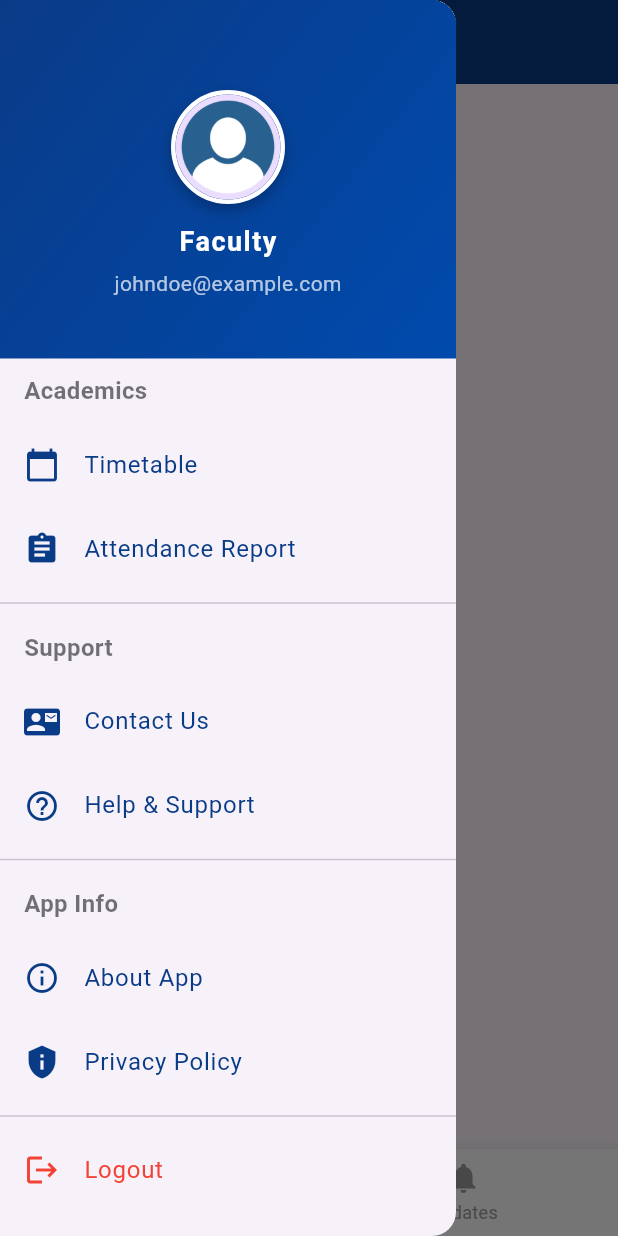
After one commit to VAHORASAUBAN/UNICON-2.0, a Flutter app: the FacultyDashboardScreen screen opened directly, with the side drawer open, on a phone screen of 412 x 824 dp. The commit adds this screen. Run offline on Flutter 3.47's test engine with Material 3 defaults, Android fonts, the phone set to English and light mode, and no system bars; missing offline and left inert: mobile_scanner.

Commit message:
faculty nav and side menu

```diff
--- a/unicon/lib/features/screens/Faculty/dashboard/faculty_dashboard_screen.dart
+++ b/unicon/lib/features/screens/Faculty/dashboard/faculty_dashboard_screen.dart
@@ -1,3 +1,4 @@
+/*
 import 'package:flutter/material.dart';
 
 class FacultyDashboardScreen extends StatelessWidget {
@@ -30,3 +31,78 @@ class FacultyDashboardScreen extends StatelessWidget {
     );
   }
 }
+*/
+import 'package:flutter/material.dart';
+import 'package:unicon/features/screens/Faculty/faculty_sidemenu.dart';
+import '../../../../shared/widgets/faculty_navbar.dart';
+
+class FacultyDashboardScreen extends StatefulWidget {
+  final String userName;
+
+  const FacultyDashboardScreen({Key? key, required this.userName}) : super(key: key);
+
+  @override
+  _FacultyDashboardScreenState createState() => _FacultyDashboardScreenState();
+}
+
+class _FacultyDashboardScreenState extends State<FacultyDashboardScreen> {
+  int _currentIndex = 0;
+
+  void _onTabSelected(int index) {
+    setState(() {
+      _currentIndex = index;
+    });
+  }
+
+  void _onScannerTap() {
+    // Handle scanner tap (you can add scanner logic here)
+    print("Scanner button tapped!");
+  }
+
+  @override
+  Widget build(BuildContext context) {
+    return Scaffold(
+      appBar: AppBar(
+        title: const Text("Dashboard"),
+        backgroundColor: const Color(0xFF0A3B87),
+        titleTextStyle: const TextStyle(color: Colors.white, fontSize: 24),
+        leading: Builder(
+          builder: (context) => IconButton(
+            icon: const Icon(Icons.menu, color: Colors.white),
+            onPressed: () => Scaffold.of(context).openDrawer(), // Opens SideMenu
+          ),
+        ),
+      ),
+      drawer: faculty_sidemenu(
+        onMenuTap: (route) {
+          Navigator.pop(context); // Close drawer before navigating
+          Navigator.pushNamed(context, route);
+        },
+        userName: widget.userName,
+        userEmail: "johndoe@example.com", // This can be dynamic
+      ),
+      body: IndexedStack(
+        index: _currentIndex, // Display content based on the selected tab
+        children: [
+          Center(
+            child: Text(
+              "Dashboard Content",
+              style: TextStyle(fontSize: 22, fontWeight: FontWeight.bold),
+            ),
+          ),
+          Center(
+            child: Text(
+              "Updates Content",
+              style: TextStyle(fontSize: 22, fontWeight: FontWeight.bold),
+            ),
+          ),
+        ],
+      ),
+      bottomNavigationBar: FacultyNavBar(
+        currentIndex: _currentIndex,
+        onTap: _onTabSelected, // Handle tab change
+        onScannerTap: _onScannerTap, // Handle scanner button tap
+      ),
+    );
+  }
+}
--- /dev/null
+++ b/unicon/lib/features/screens/Faculty/faculty_sidemenu.dart
@@ -0,0 +1,129 @@
+import 'package:flutter/material.dart';
+
+class faculty_sidemenu extends StatelessWidget {
+  final String userName;
+  final String userEmail;
+  final Function(String) onMenuTap; // Callback for menu selection
+
+  const faculty_sidemenu({
+    Key? key,
+    required this.userName,
+    required this.userEmail,
+    required this.onMenuTap,
+  }) : super(key: key);
+
+  @override
+  Widget build(BuildContext context) {
+    return Drawer(
+      child: ListView(
+        padding: EdgeInsets.zero,
+        children: [
+          // ==== Header Section ====
+          Container(
+            padding: const EdgeInsets.symmetric(vertical: 40, horizontal: 16),
+            decoration: const BoxDecoration(
+              gradient: LinearGradient(
+                colors: [Color(0xFF0A3B87), Color(0xFF004AAD)], // Gradient effect
+                begin: Alignment.topLeft,
+                end: Alignment.bottomRight,
+              ),
+            ),
+            child: Column(
+              crossAxisAlignment: CrossAxisAlignment.center,
+              children: [
+                const SizedBox(height: 20),
+
+                // Profile Picture with Border & Shadow
+                Container(
+                  decoration: BoxDecoration(
+                    shape: BoxShape.circle,
+                    border: Border.all(color: Colors.white, width: 3),
+                    boxShadow: [
+                      BoxShadow(
+                        color: Colors.black26,
+                        blurRadius: 8,
+                        offset: Offset(0, 4),
+                      ),
+                    ],
+                  ),
+                  child: const CircleAvatar(
+                    radius: 35,
+                    backgroundImage: AssetImage('assets/images/profile.png'),
+                  ),
+                ),
+
+                const SizedBox(height: 12),
+
+                // User Name & Email
+                Text(
+                  userName, // Dynamic Name
+                  style: const TextStyle(
+                    color: Colors.white,
+                    fontSize: 18,
+                    fontWeight: FontWeight.bold,
+                    letterSpacing: 1,
+                  ),
+                ),
+                const SizedBox(height: 5),
+                Text(
+                  userEmail, // Dynamic Email
+                  style: const TextStyle(
+                    color: Colors.white70,
+                    fontSize: 14,
+                  ),
+                ),
+              ],
+            ),
+          ),
+
+          // ==== Academics Section ====
+          _buildSectionTitle("Academics"),
+          _buildDrawerItem(Icons.calendar_today, "Timetable", () => onMenuTap("/timetable")),
+          _buildDrawerItem(Icons.assignment, "Attendance Report", () => onMenuTap("/attendance")),
+          const Divider(),
+
+          // ==== Support Section ====
+          _buildSectionTitle("Support"),
+          _buildDrawerItem(Icons.contact_mail, "Contact Us", () => onMenuTap("/contact")),
+          _buildDrawerItem(Icons.help_outline, "Help & Support", () => onMenuTap("/help")),
+          const Divider(),
+
+          // ==== App Info Section ====
+          _buildSectionTitle("App Info"),
+          _buildDrawerItem(Icons.info_outline, "About App", () => onMenuTap("/about")),
+          _buildDrawerItem(Icons.privacy_tip, "Privacy Policy", () => onMenuTap("/privacy")),
+          const Divider(),
+
+          // ==== Logout Section ====
+          _buildDrawerItem(Icons.logout, "Logout", (
+
+              ) {Navigator.pop(context);
+          onMenuTap("/logout");
+          }, color: Colors.red),
+        ],
+      ),
+    );
+  }
+
+  // ===== Helper Functions =====
+
+  // Custom ListTile for Menu Items
+  ListTile _buildDrawerItem(IconData icon, String title, VoidCallback onTap, {Color color = const Color(0xFF0A3B87)}) {
+    return ListTile(
+      leading: Icon(icon, color: color),
+      title: Text(title, style: TextStyle(color: color)),
+      onTap: onTap,
+    );
+  }
+
+  // Section Title Style
+  Padding _buildSectionTitle(String title) {
+    return Padding(
+      padding: const EdgeInsets.symmetric(vertical: 10, horizontal: 16),
+      child: Text(
+        title,
+        style: const TextStyle(fontSize: 16, fontWeight: FontWeight.bold, color: Colors.black54),
+      ),
+    );
+  }
+}
--- /dev/null
+++ b/unicon/lib/shared/widgets/faculty_navbar.dart
@@ -0,0 +1,61 @@
+import 'package:flutter/material.dart';
+
+import '../../features/screens/student/scanner/scanner_screen.dart';
+
+class FacultyNavBar extends StatelessWidget {
+  final int currentIndex;
+  final Function(int) onTap;
+  final VoidCallback onScannerTap; // Function for Scanner button
+
+  const FacultyNavBar({
+    required this.currentIndex,
+    required this.onTap,
+    required this.onScannerTap, // Pass function for scanner tap
+  });
+
+  @override
+  Widget build(BuildContext context) {
+    return Stack(
+      clipBehavior: Clip.none, // Allows button to float outside navbar
+      children: [
+        // Bottom Navigation Bar
+        BottomNavigationBar(
+          currentIndex: currentIndex,
+          onTap: onTap,
+          items: const [
+            BottomNavigationBarItem(
+              icon: Icon(Icons.dashboard),
+              label: 'Dashboard',
+            ),
+            BottomNavigationBarItem(
+              icon: Icon(Icons.notifications),
+              label: 'Updates',
+            ),
+          ],
+          selectedItemColor: const Color(0xFF0A3B87),
+          unselectedItemColor: Colors.grey,
+          backgroundColor: Colors.white,
+          type: BottomNavigationBarType.fixed,
+        ),
+
+        // Scanner Floating Button in Center
+        Positioned(
+          top: -20, // Adjust height to make it float
+          left: MediaQuery.of(context).size.width / 2 - 30, // Center align
+          child: FloatingActionButton(
+            backgroundColor: const Color(0xFF0A3B87),
+            onPressed: () {
+              // Navigator.push(
+              //   context,
+              //   MaterialPageRoute(builder: (context) => const ScannerScreen()),
+              // );
+            },
+            child: const Icon(Icons.add, color: Colors.white), // Scanner icon
+            shape: const CircleBorder(), // Circular shape
+            elevation: 6, // Adds shadow effect
+          ),
+        ),
+      ],
+    );
+  }
+}
```
